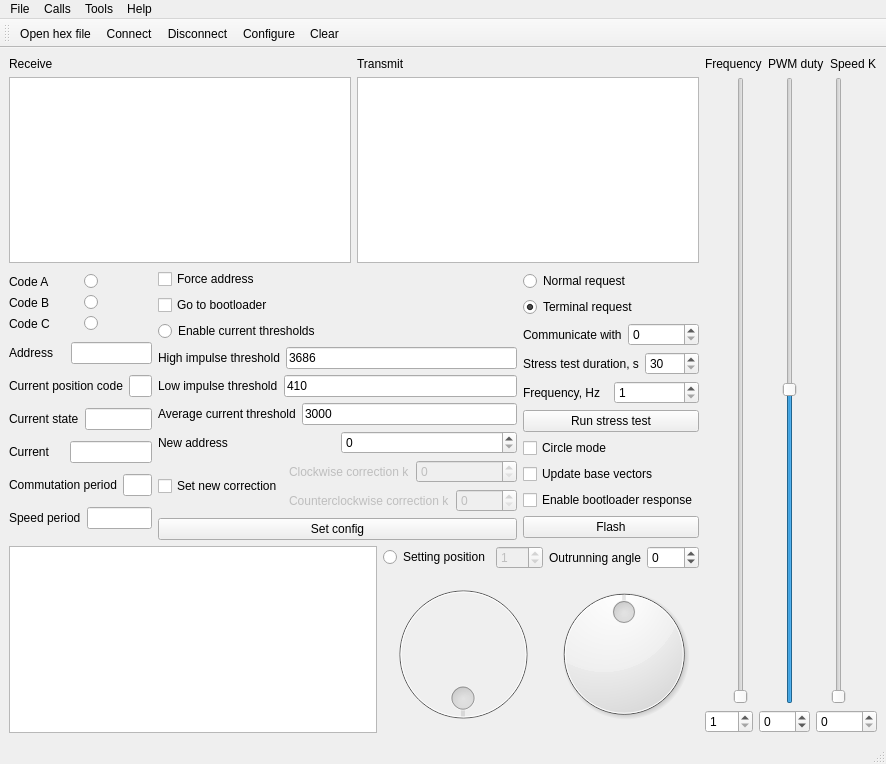
Qt form mainwindow.ui (RunoVj/Terminal) before a commit.
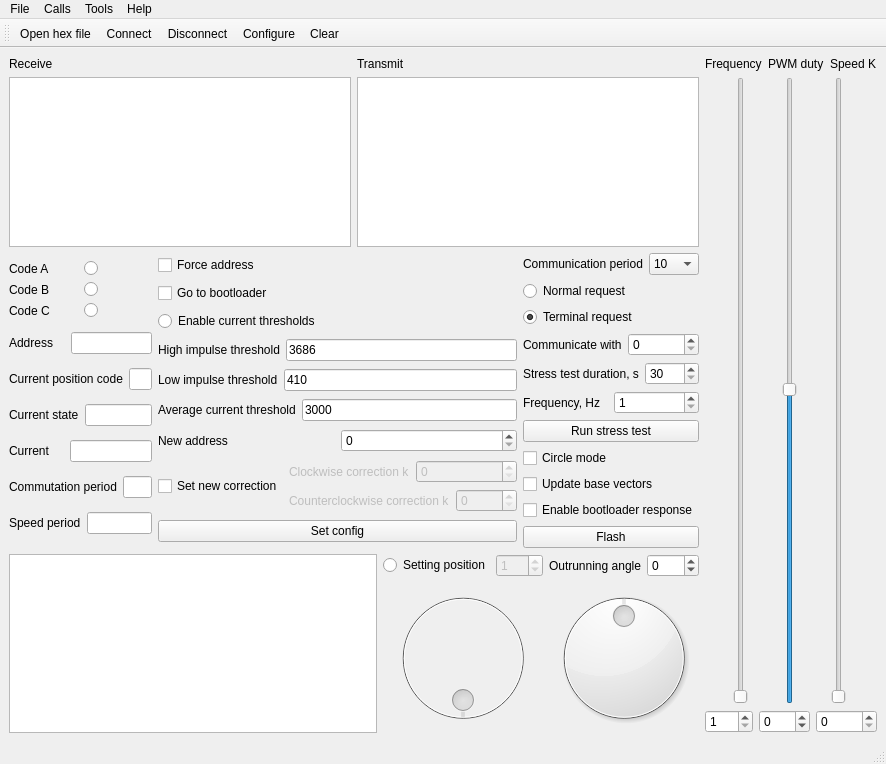
The same form after that commit. Icons and pictures are not drawn.

Commit message: Protocol fixed. Added options of communtication period

```diff
--- a/mainwindow.ui
+++ b/mainwindow.ui
@@ -574,6 +574,41 @@
            <layout class="QVBoxLayout" name="verticalLayout_19">
             <item>
              <layout class="QVBoxLayout" name="verticalLayout_3">
+              <item>
+               <layout class="QHBoxLayout" name="horizontalLayout_13">
+                <item>
+                 <widget class="QLabel" name="label_14">
+                  <property name="text">
+                   <string>Communication period</string>
+                  </property>
+                 </widget>
+                </item>
+                <item>
+                 <widget class="QComboBox" name="comboBoxCommunicationPeriod">
+                  <item>
+                   <property name="text">
+                    <string>10</string>
+                   </property>
+                  </item>
+                  <item>
+                   <property name="text">
+                    <string>12</string>
+                   </property>
+                  </item>
+                  <item>
+                   <property name="text">
+                    <string>15</string>
+                   </property>
+                  </item>
+                  <item>
+                   <property name="text">
+                    <string>20</string>
+                   </property>
+                  </item>
+                 </widget>
+                </item>
+               </layout>
+              </item>
               <item>
                <widget class="QRadioButton" name="radioButtonNormalRequest">
                 <property name="text">
```
The commit also changes 3 other files.
